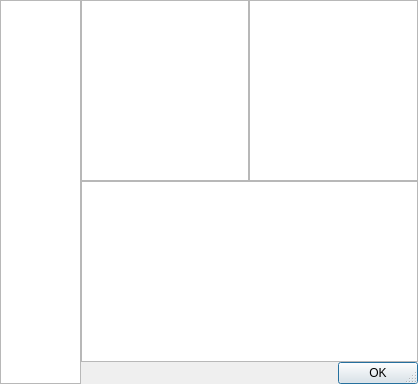
This is src/conan_explorer/ui/dialogs/pkg_diff/diff.ui in goszpeti/conan_explorer as Qt 5 draws it before an edit. The edited form follows.
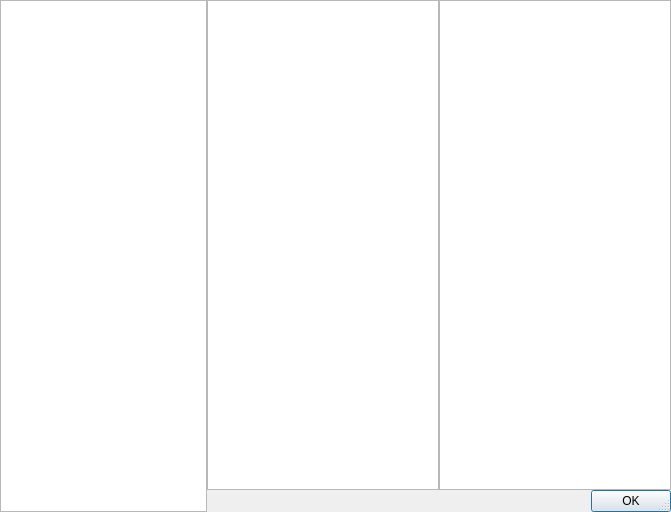
This is the edited form.

Commit message: Add colored highlighting to diff dialog

Patch:
```diff
--- a/src/conan_explorer/ui/dialogs/pkg_diff/diff.ui
+++ b/src/conan_explorer/ui/dialogs/pkg_diff/diff.ui
@@ -6,8 +6,8 @@
    <rect>
     <x>0</x>
     <y>0</y>
-    <width>418</width>
-    <height>384</height>
+    <width>671</width>
+    <height>512</height>
    </rect>
   </property>
   <property name="windowTitle">
@@ -33,7 +33,14 @@
     <number>0</number>
    </property>
    <item>
-    <widget class="QListWidget" name="pkgs_list_widget"/>
+    <widget class="QListWidget" name="pkgs_list_widget">
+     <property name="sizePolicy">
+      <sizepolicy hsizetype="Preferred" vsizetype="Expanding">
+       <horstretch>0</horstretch>
+       <verstretch>0</verstretch>
+      </sizepolicy>
+     </property>
+    </widget>
    </item>
    <item>
     <layout class="QVBoxLayout" name="verticalLayout">
@@ -47,9 +54,6 @@
        </item>
       </layout>
      </item>
-     <item>
-      <widget class="QTextBrowser" name="diff_text_browser"/>
-     </item>
      <item>
       <widget class="QDialogButtonBox" name="button_box">
        <property name="orientation">
```
The commit also changes 5 other files.
